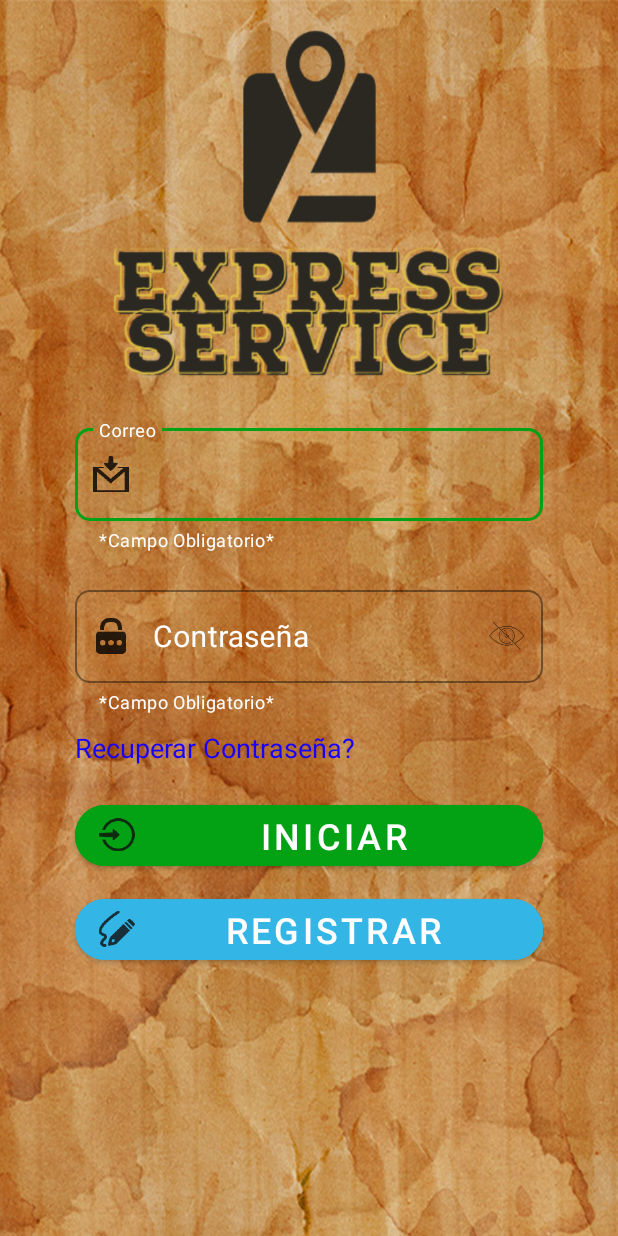
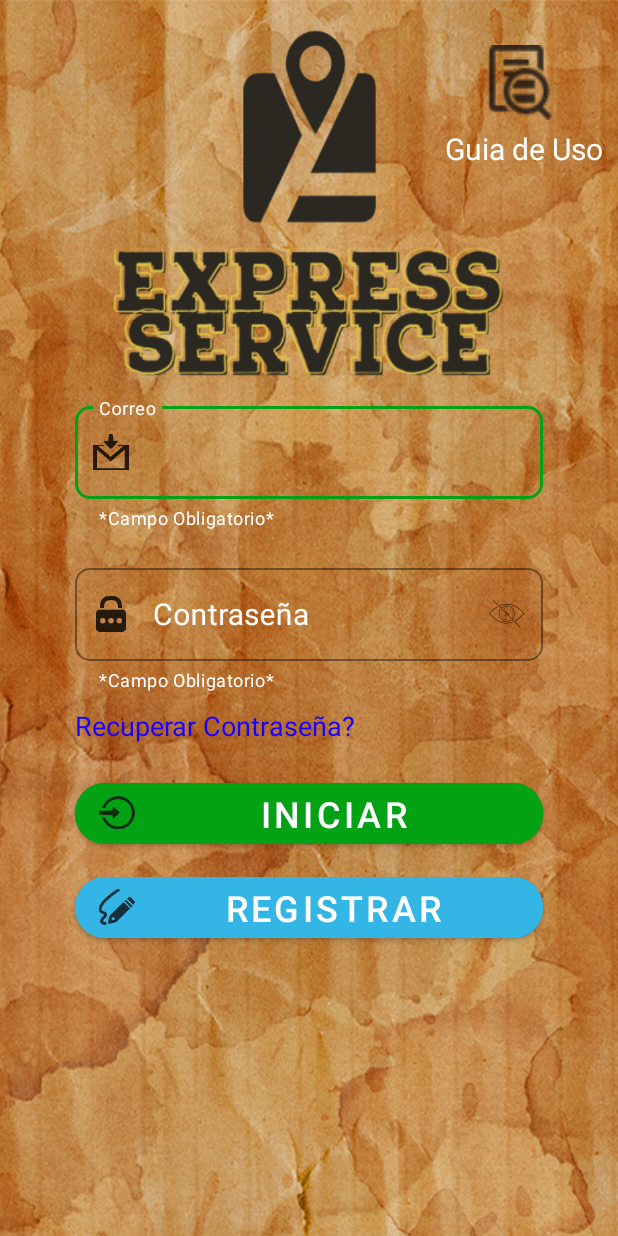
Before and after one commit to marquez201/ExpressApp, an Android app: the screen it shows after launch (MainActivity), on a phone screen of 412 x 824 dp. Run offline under Robolectric (Android 15) with nearby library versions, the phone set to English and light mode, and no system bars; our stand-ins replace Firebase (no records; nobody signed in at launch, a user with empty details on screens opened directly).

Commit message:
Nuevas Mejoras 18

```diff
--- a/app/src/main/java/com/example/expressapp/MainActivity.java
+++ b/app/src/main/java/com/example/expressapp/MainActivity.java
@@ -5,10 +5,12 @@ import androidx.appcompat.app.AppCompatActivity;
 
 import android.app.ProgressDialog;
 import android.content.Intent;
+import android.net.Uri;
 import android.os.Bundle;
 import android.view.View;
 import android.widget.Button;
 import android.widget.EditText;
+import android.widget.ImageView;
 import android.widget.TextView;
 import android.widget.Toast;
 
@@ -20,8 +22,8 @@ import com.google.firebase.auth.FirebaseAuth;
 import com.google.firebase.auth.FirebaseUser;
 
 public class MainActivity extends AppCompatActivity {
-    //private EditText et_email_login,et_password_login;
     public TextInputLayout til_correo,til_password;
+    private ImageView imageView_guia;
     private Button btn_login,btn_registrarme;
     private ProgressDialog mProgressBar;
     private TextView tv_recuperar_pass;
@@ -35,12 +37,10 @@ public class MainActivity extends AppCompatActivity {
         setContentView(R.layout.activity_main);
         til_correo = (TextInputLayout) findViewById(R.id.txt_Correo_Login);
         til_password = (TextInputLayout) findViewById(R.id.txt_Password_Login1);
-       // et_email_login = (EditText) findViewById(R.id.txt_Email_Login);
-        //et_password_login = (EditText) findViewById(R.id.txt_Password_Login);
-
         btn_login = (Button) findViewById(R.id.btn_Login);
         btn_registrarme = (Button) findViewById(R.id.btn_Registrarme);
         tv_recuperar_pass = (TextView) findViewById(R.id.tv_Recuperar_Pass);
+        imageView_guia = (ImageView) findViewById(R.id.imv_Guia);
 
         mAuth = FirebaseAuth.getInstance();
         mProgressBar = new ProgressDialog(MainActivity.this);
@@ -69,6 +69,13 @@ public class MainActivity extends AppCompatActivity {
             }
         });
 
+        imageView_guia.setOnClickListener(new View.OnClickListener() {
+            @Override
+            public void onClick(View v) {
+                Intent intent_guia = new Intent(Intent.ACTION_VIEW, Uri.parse("https://drive.google.com/drive/folders/1rgMp6TfTLI_0r-Pv3OgBxmxdYVMbVweU"));
+                startActivity(intent_guia);
+            }
+        });
 
     }
 
--- a/app/src/main/res/layout/activity_main.xml
+++ b/app/src/main/res/layout/activity_main.xml
@@ -47,7 +47,7 @@
         android:layout_width="match_parent"
         android:layout_height="wrap_content"
         android:layout_marginStart="50dp"
-        android:layout_marginTop="280dp"
+        android:layout_marginTop="265dp"
         android:layout_marginEnd="50dp"
         android:hint="@string/txt_email"
         android:textColorHint="@color/white"
@@ -126,4 +126,26 @@
         app:layout_constraintEnd_toEndOf="parent"
         app:layout_constraintStart_toStartOf="parent"
         app:layout_constraintTop_toBottomOf="@+id/txt_Password_Login1" />
+
+    <ImageView
+        android:id="@+id/imv_Guia"
+        android:layout_width="50dp"
+        android:layout_height="50dp"
+        android:layout_marginTop="30dp"
+        android:layout_marginEnd="40dp"
+        app:layout_constraintEnd_toEndOf="parent"
+        app:layout_constraintTop_toTopOf="parent"
+        app:srcCompat="@drawable/ic_guia_user" />
+
+    <TextView
+        android:id="@+id/textView11"
+        android:layout_width="wrap_content"
+        android:layout_height="wrap_content"
+        android:layout_marginTop="5dp"
+        android:layout_marginEnd="10dp"
+        android:text="@string/tv_guia_user"
+        android:textColor="@color/white"
+        android:textSize="20sp"
+        app:layout_constraintEnd_toEndOf="parent"
+        app:layout_constraintTop_toBottomOf="@+id/imv_Guia" />
 </androidx.constraintlayout.widget.ConstraintLayout>
--- a/app/src/main/res/layout/activity_nosotros.xml
+++ b/app/src/main/res/layout/activity_nosotros.xml
@@ -91,7 +91,7 @@
         android:layout_marginStart="2dp"
         android:layout_marginTop="10dp"
         android:text="@string/tv_direccion_correo"
-        android:textColor="@color/verde"
+        android:textColor="@color/white"
         android:textSize="22sp"
         app:layout_constraintStart_toEndOf="@+id/textView5"
         app:layout_constraintTop_toBottomOf="@+id/textView4" />
@@ -103,7 +103,7 @@
         android:layout_marginStart="2dp"
         android:layout_marginTop="10dp"
         android:text="@string/tv_num_telefono"
-        android:textColor="@color/verde"
+        android:textColor="@color/white"
         android:textSize="22sp"
         app:layout_constraintStart_toEndOf="@+id/textView6"
         app:layout_constraintTop_toBottomOf="@+id/textView_Email" />
--- a/app/src/main/res/layout/activity_recuperar2.xml
+++ b/app/src/main/res/layout/activity_recuperar2.xml
@@ -65,10 +65,10 @@
         android:layout_marginStart="50dp"
         android:layout_marginTop="20dp"
         android:layout_marginEnd="50dp"
-        android:backgroundTint="@android:color/holo_red_dark"
+        android:backgroundTint="@color/rojo"
         android:drawableLeft="@drawable/ic_enviar_email"
         android:hint="@string/btn_solicitar_correo"
-        android:textColor="@color/white"
+        android:textColor="@color/black"
         android:textSize="24sp"
         app:cornerRadius="20dp"
         app:layout_constraintEnd_toEndOf="parent"
--- a/app/src/main/res/values/strings.xml
+++ b/app/src/main/res/values/strings.xml
@@ -37,7 +37,10 @@
     <string name="tv_direccion_correo">expressservice@gmail.com</string>
     <string name="tv_num_telefono">6675967545</string>
     <string name="btn_solicitar_servicio">Solicitar Servicio</string>
-
+    <string name="tv_gas_menu">Gas</string>
+    <string name="tv_gasolina_menu">Gasolina</string>
+    <string name="tv_grua_menu">Grua</string>
+    <string name="tv_guia_user">Guia de Uso</string>
     <string name="menu_datos">Datos</string>
     <string name="menu_configuracion">Configuracion</string>
     <string name="menu_acerca_de">Acerca de Nosotros</string>
```
Also changed, not shown: app/src/main/res/layout/activity_menu_principal.xml (+40 -2 lines), app/src/main/res/drawable-hdpi/ic_guia_user.png (added), app/src/main/res/drawable-mdpi/ic_guia_user.png (added), app/src/main/res/drawable-xhdpi/ic_guia_user.png (added), app/src/main/res/drawable-xxhdpi/ic_guia_user.png (added), app/src/main/res/drawable-xxxhdpi/ic_guia_user.png (added), app/src/main/res/mipmap-hdpi/ic_guia.png (added), app/src/main/res/mipmap-mdpi/ic_guia.png (added), app/src/main/res/mipmap-xhdpi/ic_guia.png (added), app/src/main/res/mipmap-xxhdpi/ic_guia.png (added), app/src/main/res/mipmap-xxxhdpi/ic_guia.png (added).
